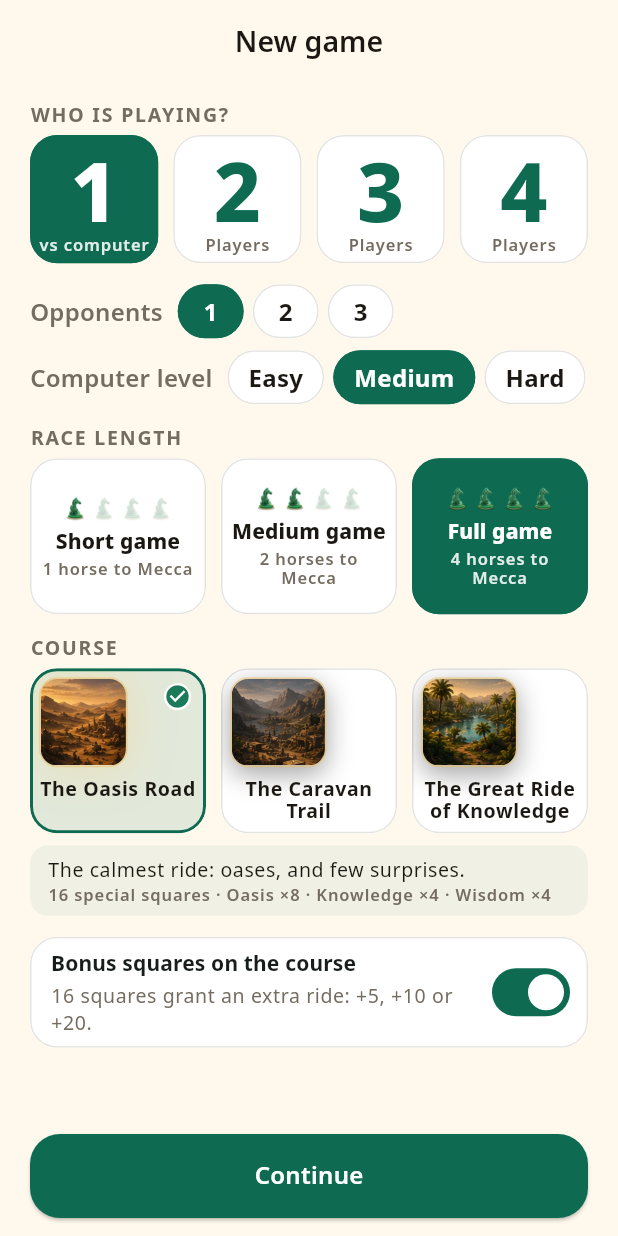
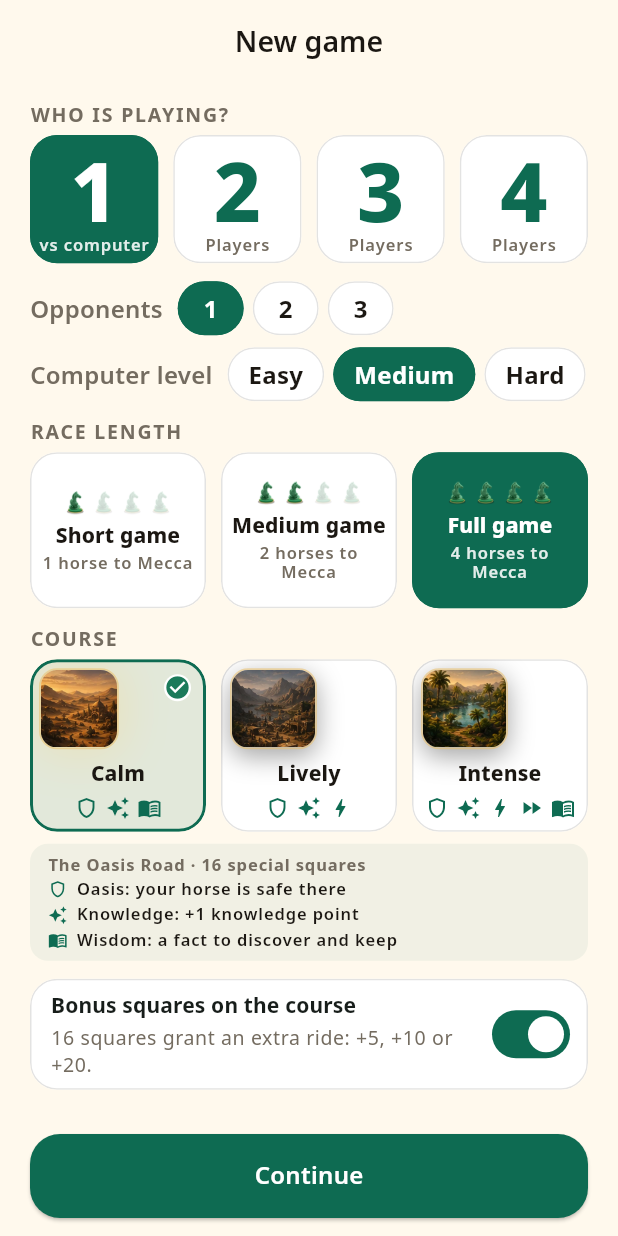
Before and after one commit to UPASCO/IqraQuest, a Flutter app: the ModeSelectionScreen screen opened by its route, on a phone screen of 412 x 824 dp. Run offline on Flutter 3.47's test engine with Material 3 defaults, Android fonts, the phone set to English and light mode, and no system bars; our stand-ins replace audioplayers, flutter_riverpod, flutter_secure_storage, go_router, in_app_purchase, share_plus and 1 more; accounts and stored records are empty; project files that could hold a hidden picture were left out.

Commit message:
Say the course in a word, explain every square, and cap the question sheet
A playability pass over the whole flow, phone and tablet, with the
question a child with no experience asks at each step: what do I press,
and what will it do?

Course choice
- The three courses were told by their names — Route des Oasis, Piste
  des Caravanes, Grande Chevauchée — which say where they ride, not how
  they play. They differ in one thing, how much happens on the way, so
  each tile now leads with that word: Tranquille, Animé, Intense. Under
  it, one glyph per kind of square the course carries (two, three or
  five), so the ladder is visible before a word is read.
- The note under the row explains the chosen course square by square in
  one short line each — "Oasis : ton cheval y est à l'abri", "Défi : une
  question en plus pour +2 cases" — instead of naming and counting them.
  The course's own name and its square count head the note.
- The glyph row is a Wrap: five glyphs are wider than a phone's tile.

Riders
- Every level explains itself in one line the moment it is chosen; only
  the mixed one did before, and "Facile" or "Expert" mean different
  things at every table. The mixed hint now spans the first-steps level
  it draws from.

Question sheet
- Capped at a reading width and centred: on a tablet on its side the
  sheet ran the full 1,366 points and every answer was a bar the eye
  lost the four of. Phones are unchanged.

Co-Authored-By: Claude Fable 5.1 <noreply@anthropic.com>
Claude-Session: https://claude.ai/code/session_01FV3FyCKNjt2AKEZ15AcXXT

```diff
--- a/lib/features/mode_selection/presentation/mode_selection_screen.dart
+++ b/lib/features/mode_selection/presentation/mode_selection_screen.dart
@@ -72,7 +72,7 @@ class _ModeSelectionScreenState extends State<ModeSelectionScreen> {
             // spare, the tiles grow and the whole block floats a third
             // of the way down rather than huddling under the app bar.
             final roomy = constraints.maxHeight > 900 && constraints.maxWidth >= 600;
-            final gap = compact ? 10.0 : (roomy ? 22.0 : 14.0);
+            final gap = compact ? 10.0 : (roomy ? 22.0 : 12.0);
             return FitOrScroll(
               padding: pagePadding(context, top: compact ? 8 : 12, bottom: 8),
               child: Column(
@@ -686,7 +686,7 @@ class _CircuitTiles extends StatelessWidget {
                 key: Key('circuit-${circuit.id.name}'),
                 circuit: circuit,
                 selected: selected == circuit.id,
-                artHeight: compact ? 48 : (roomy ? 104 : 60),
+                artHeight: compact ? 46 : (roomy ? 104 : 54),
                 onTap: () => onChanged(circuit.id),
                 l10n: l10n,
               ),
@@ -718,10 +718,15 @@ class _CircuitTile extends StatelessWidget {
   Widget build(BuildContext context) {
     final colors = context.colors;
     final name = _circuitName(circuit.id, l10n);
+    // The word a child reads first. The three courses differ in one
+    // thing — how much happens on the way — so that is what the tile
+    // says, in a word; the course's own name is the note's business.
+    final mood = _circuitMood(circuit.id, l10n);
+    final acting = _actingEffects(circuit);
     return Semantics(
       button: true,
       selected: selected,
-      label: name,
+      label: '$mood, $name',
       excludeSemantics: true,
       child: Material(
         color: selected
@@ -770,15 +775,30 @@ class _CircuitTile extends StatelessWidget {
                 ),
                 const SizedBox(height: 6),
                 Text(
-                  name,
+                  mood,
                   textAlign: TextAlign.center,
-                  maxLines: 3,
+                  maxLines: 1,
                   overflow: TextOverflow.ellipsis,
-                  style: Theme.of(context).textTheme.labelMedium?.copyWith(
+                  style: Theme.of(context).textTheme.titleSmall?.copyWith(
                     color: colors.textPrimary,
-                    fontWeight: FontWeight.w700,
-                    height: 1.15,
+                    fontWeight: FontWeight.w800,
                   ),
+                ),
+                const SizedBox(height: 5),
+                // One glyph per kind of square the course carries: two,
+                // three or four, so the ladder is visible before a word
+                // is read. What each does is written under the row.
+                // A Wrap, not a Row: five glyphs are wider than a phone's
+                // tile, and a second line is the honest answer, never a
+                // clipped one.
+                Wrap(
+                  alignment: WrapAlignment.center,
+                  spacing: 5,
+                  runSpacing: 3,
+                  children: [
+                    for (final effect in acting)
+                      Icon(_effectIcon(effect), size: 16, color: colors.primary),
+                  ],
                 ),
               ],
             ),
@@ -789,11 +809,12 @@ class _CircuitTile extends StatelessWidget {
   }
 }
 
-/// What the chosen course rides like, in one breath: its description and
-/// which squares it carries. Only the squares that actually do something
-/// this release are named or counted (BoardEffectService.isAvailableFor):
-/// Duel and Relais ride as plain squares until their flows ship, and a
-/// note promising them would be a note that lies.
+/// What the chosen course carries, square by square, in one short line
+/// each — the glyph on the tile, then what it does to a horse. Only the
+/// squares that actually act this release are listed
+/// (BoardEffectService.isAvailableFor): Duel, Relais and Sagesse ride as
+/// plain squares until their flows ship, and a note promising them
+/// would be a note that lies.
 class _CircuitNote extends StatelessWidget {
   const _CircuitNote({required this.circuit, required this.l10n});
 
@@ -804,19 +825,13 @@ class _CircuitNote extends StatelessWidget {
   Widget build(BuildContext context) {
     final colors = context.colors;
     final textTheme = Theme.of(context).textTheme;
-    final description = switch (circuit.id) {
-      CircuitId.oasisRoute => l10n.circuitOasisRouteDescription,
-      CircuitId.caravanTrail => l10n.circuitCaravanTrailDescription,
-      CircuitId.greatRide => l10n.circuitGreatRideDescription,
-    };
-    final effects = [
-      for (final effect in circuit.quadrantEffects.values.where(_effectActs).toSet())
-        '${_effectName(effect, l10n)} ×'
-            '${circuit.quadrantEffects.values.where((e) => e == effect).length * 4}',
-    ];
+    final line = textTheme.labelSmall?.copyWith(
+      color: colors.textPrimary,
+      height: 1.2,
+    );
     return Container(
       key: const Key('circuit-note'),
-      padding: const EdgeInsets.symmetric(horizontal: 12, vertical: 8),
+      padding: const EdgeInsets.symmetric(horizontal: 12, vertical: 7),
       decoration: BoxDecoration(
         color: colors.primary.withValues(alpha: 0.06),
         borderRadius: BorderRadius.circular(12),
@@ -825,22 +840,36 @@ class _CircuitNote extends StatelessWidget {
         crossAxisAlignment: CrossAxisAlignment.start,
         children: [
           Text(
-            description,
-            maxLines: 2,
+            '${_circuitName(circuit.id, l10n)} · '
+            '${l10n.circuitSpecialSquares(_actingSquares(circuit))}',
+            maxLines: 1,
             overflow: TextOverflow.ellipsis,
-            style: textTheme.bodySmall?.copyWith(
-              color: colors.textPrimary,
-              height: 1.25,
+            style: textTheme.labelSmall?.copyWith(
+              color: colors.textSecondary,
+              fontWeight: FontWeight.w700,
             ),
           ),
-          const SizedBox(height: 2),
-          Text(
-            '${l10n.circuitSpecialSquares(_actingSquares(circuit))} · '
-            '${effects.join(' · ')}',
-            maxLines: 1,
-            overflow: TextOverflow.ellipsis,
-            style: textTheme.labelSmall?.copyWith(color: colors.textSecondary),
-          ),
+          for (final effect in _actingEffects(circuit)) ...[
+            const SizedBox(height: 3),
+            Row(
+              crossAxisAlignment: CrossAxisAlignment.start,
+              children: [
+                Padding(
+                  padding: const EdgeInsets.only(top: 1),
+                  child: Icon(_effectIcon(effect), size: 13, color: colors.primary),
+                ),
+                const SizedBox(width: 6),
+                Expanded(
+                  child: Text(
+                    _effectBlurb(effect, l10n),
+                    maxLines: 2,
+                    overflow: TextOverflow.ellipsis,
+                    style: line,
+                  ),
+                ),
+              ],
+            ),
+          ],
         ],
       ),
     );
@@ -928,24 +957,56 @@ String _circuitName(CircuitId id, AppLocalizations l10n) => switch (id) {
   CircuitId.greatRide => l10n.circuitGreatRide,
 };
 
+/// The one word a course is told by: how much happens on the way.
+String _circuitMood(CircuitId id, AppLocalizations l10n) => switch (id) {
+  CircuitId.oasisRoute => l10n.courseCalm,
+  CircuitId.caravanTrail => l10n.courseLively,
+  CircuitId.greatRide => l10n.courseIntense,
+};
+
 /// Whether this square does anything a player would notice, in this
 /// release. Duel and Relais are held back — the engine knows them, the
 /// board plays them as plain squares — so they are never advertised.
 bool _effectActs(CellEffect effect) => const BoardEffectService()
     .isAvailableFor(effect, playerCount: 4, horseCount: 4);
 
+/// The kinds of square a course carries that actually act, in the order
+/// they first appear around the quadrant, without repeats.
+List<CellEffect> _actingEffects(Circuit circuit) {
+  final seen = <CellEffect>[];
+  final offsets = circuit.quadrantEffects.keys.toList()..sort();
+  for (final offset in offsets) {
+    final effect = circuit.quadrantEffects[offset]!;
+    if (_effectActs(effect) && !seen.contains(effect)) seen.add(effect);
+  }
+  return seen;
+}
+
 /// How many squares of a circuit actually act, which is the number worth
 /// telling the player.
 int _actingSquares(Circuit circuit) =>
     circuit.quadrantEffects.values.where(_effectActs).length * 4;
 
-String _effectName(CellEffect effect, AppLocalizations l10n) => switch (effect) {
-  CellEffect.oasis => l10n.cellOasis,
-  CellEffect.knowledge => l10n.cellKnowledge,
-  CellEffect.challenge => l10n.cellChallenge,
-  CellEffect.shortcut => l10n.cellShortcut,
+IconData _effectIcon(CellEffect effect) => switch (effect) {
+  CellEffect.oasis => Icons.shield_outlined,
+  CellEffect.knowledge => Icons.auto_awesome,
+  CellEffect.challenge => Icons.bolt,
+  CellEffect.shortcut => Icons.fast_forward,
+  CellEffect.duel => Icons.sports_martial_arts,
+  CellEffect.wisdom => Icons.menu_book,
+  CellEffect.relay => Icons.swap_horiz,
+  CellEffect.plain => Icons.circle_outlined,
+};
+
+/// What a square does, in words a child understands; the bare name for
+/// the kinds that never act.
+String _effectBlurb(CellEffect effect, AppLocalizations l10n) => switch (effect) {
+  CellEffect.oasis => l10n.courseSquareOasis,
+  CellEffect.knowledge => l10n.courseSquareKnowledge,
+  CellEffect.challenge => l10n.courseSquareChallenge,
+  CellEffect.shortcut => l10n.courseSquareShortcut,
   CellEffect.duel => l10n.cellDuel,
-  CellEffect.wisdom => l10n.cellWisdom,
+  CellEffect.wisdom => l10n.courseSquareWisdom,
   CellEffect.relay => l10n.cellRelay,
   CellEffect.plain => '',
 };
```
Also changed, not shown: lib/features/game/presentation/game_screen.dart (+16 -2 lines), lib/features/players/presentation/player_setup_screen.dart (+14 -6 lines), lib/l10n/app_ar.arb (+13 -2 lines), lib/l10n/app_de.arb (+13 -2 lines), lib/l10n/app_en.arb (+45 -1 lines), lib/l10n/app_es.arb (+13 -2 lines), lib/l10n/app_fr.arb (+13 -2 lines), lib/l10n/app_id.arb (+13 -2 lines), lib/l10n/app_it.arb (+13 -2 lines), lib/l10n/app_ms.arb (+13 -2 lines), lib/l10n/app_nl.arb (+13 -2 lines), lib/l10n/app_pt.arb (+13 -2 lines), lib/l10n/app_tr.arb (+13 -2 lines), lib/l10n/app_ur.arb (+13 -2 lines), 13 more files, 1 other file.
